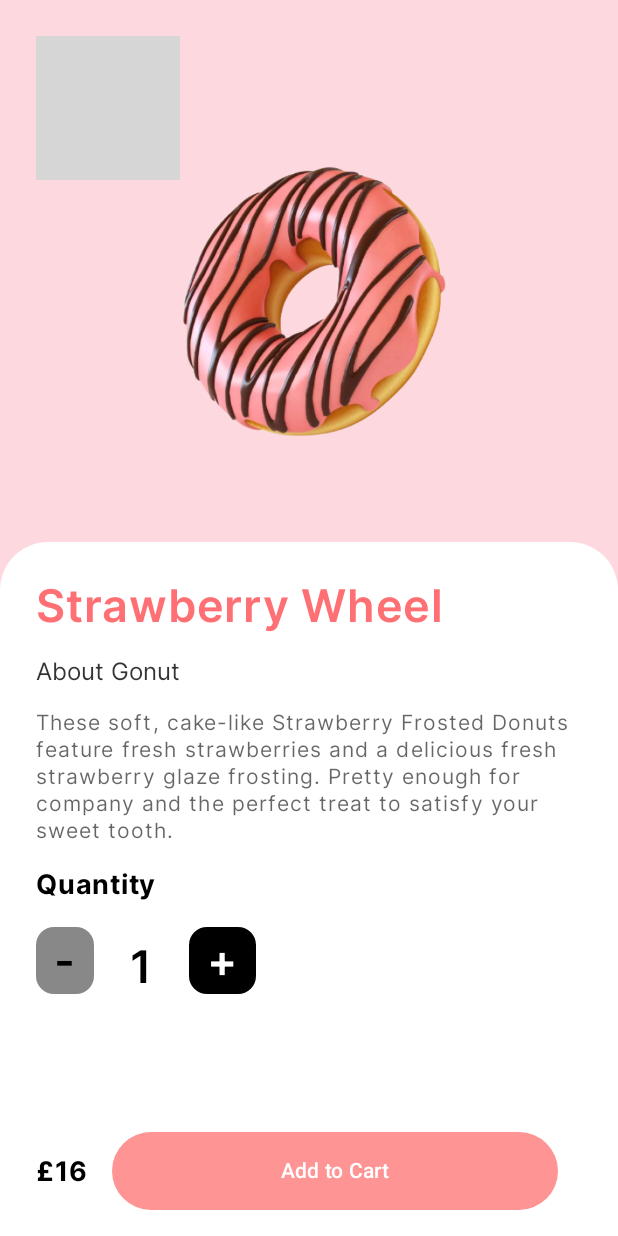
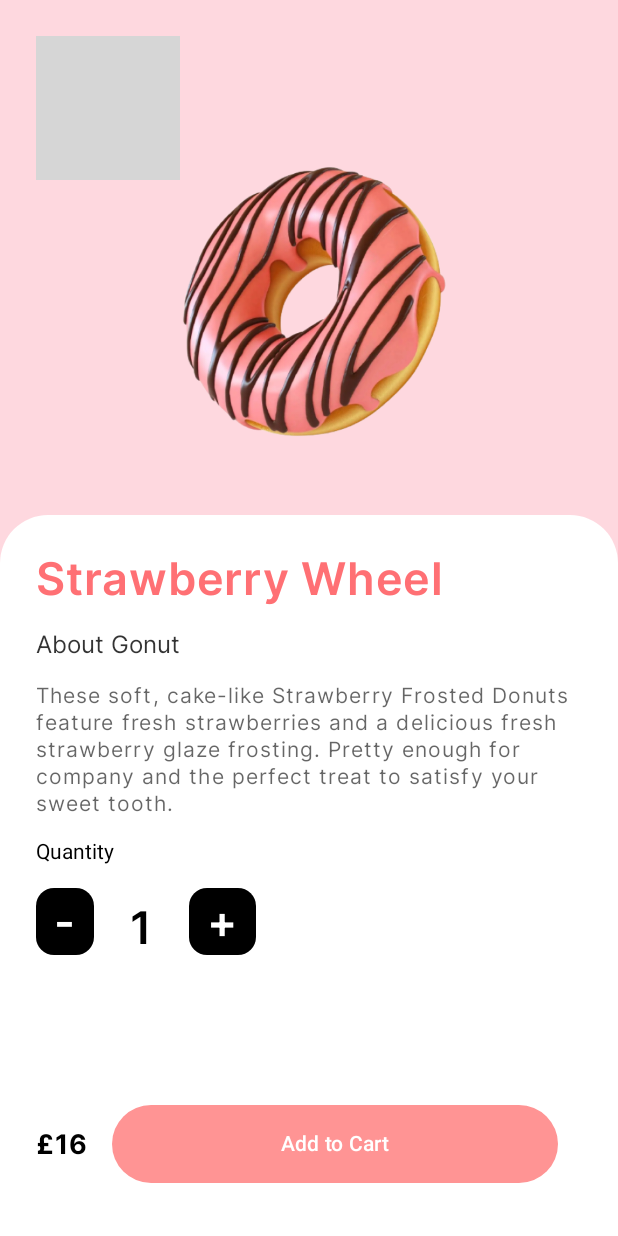
Before and after one commit to AzizaHelmy/Donuts, an Android app built with Jetpack Compose: the Details screen opened through its navigation route, on a phone screen of 412 x 824 dp. Run offline under Robolectric (Android 15) with nearby library versions, the phone set to English and light mode, and no system bars; our stand-ins replace Dagger/Hilt's generated code, accompanist; grey boxes are pictures that could not be loaded.

Commit message:
enhance home and init commit in navigation

```diff
--- a/app/build.gradle
+++ b/app/build.gradle
@@ -80,4 +80,8 @@ dependencies {
     kapt("com.google.dagger:hilt-android-compiler:2.44")
     //accompanist
     implementation "com.google.accompanist:accompanist-systemuicontroller:0.31.5-beta"
+    implementation "androidx.compose.material3:material3:1.1.1"
+    implementation "androidx.compose.material3:material3-window-size-class:1.1.1"
+    implementation "androidx.compose.material:material-icons-extended:1.4.3"
+    implementation "androidx.compose.material:material:1.3.1"
 }
--- a/app/src/main/java/com/example/donuts/MainActivity.kt
+++ b/app/src/main/java/com/example/donuts/MainActivity.kt
@@ -3,8 +3,10 @@ package com.example.donuts
 import android.os.Bundle
 import androidx.activity.ComponentActivity
 import androidx.activity.compose.setContent
+import androidx.compose.ui.graphics.Color.Companion.Transparent
 import com.example.donuts.ui.navigation.DonutsApp
 import com.example.donuts.ui.theme.DonutsTheme
+import com.google.accompanist.systemuicontroller.rememberSystemUiController
 import dagger.hilt.android.AndroidEntryPoint
 
 @AndroidEntryPoint
@@ -12,9 +14,7 @@ class MainActivity : ComponentActivity() {
     override fun onCreate(savedInstanceState: Bundle?) {
         super.onCreate(savedInstanceState)
         setContent {
-            DonutsTheme {
                 DonutsApp()
-            }
         }
     }
 }
--- a/app/src/main/java/com/example/donuts/ui/navigation/DonutsNavGraph.kt
+++ b/app/src/main/java/com/example/donuts/ui/navigation/DonutsNavGraph.kt
@@ -4,6 +4,7 @@ import androidx.compose.runtime.Composable
 import androidx.navigation.compose.NavHost
 import com.example.donuts.ui.screen.details.detailsRoute
 import com.example.donuts.ui.screen.home.homeRoute
+import com.example.donuts.ui.screen.onboarding.onBoardRoute
 
 /**
  * Created by Aziza Helmy on 7/15/2023.
@@ -14,7 +15,8 @@ fun DonutsNavGraph() {
 
     val navController = localNavigationProvider.current
 
-    NavHost(navController = navController, startDestination = Screen.Home.route) {
+    NavHost(navController = navController, startDestination = Screen.OnBoarding.route) {
+        onBoardRoute()
         homeRoute()
         detailsRoute()
     }
--- a/app/src/main/java/com/example/donuts/ui/navigation/Screen.kt
+++ b/app/src/main/java/com/example/donuts/ui/navigation/Screen.kt
@@ -8,8 +8,9 @@ import com.example.donuts.R
 
 sealed class Screen(
     val route: String,
-    title: String = "",
-    icon: Int = 0
+    val title: String = "",
+    val icon: Int = 0,
+    val iconSelected: Int = R.drawable.icon_home
 ) {
     object OnBoarding : Screen(route = "OnBoarding")
 
--- a/app/src/main/java/com/example/donuts/ui/screen/details/DetailsInteractionsListener.kt
+++ b/app/src/main/java/com/example/donuts/ui/screen/details/DetailsInteractionsListener.kt
@@ -4,6 +4,8 @@ package com.example.donuts.ui.screen.details
  * Created by Aziza Helmy on 7/20/2023.
  */
 interface DetailsInteractionsListener {
+    fun onClickIncrease()
+    fun onClickDecrease()
 
 
 }
--- a/app/src/main/java/com/example/donuts/ui/screen/details/DetailsRoute.kt
+++ b/app/src/main/java/com/example/donuts/ui/screen/details/DetailsRoute.kt
@@ -14,7 +14,9 @@ private val ROUTE = Screen.Details.route
 fun NavController.navigateToDetails() {
     navigate(ROUTE)
 }
-
+/*fun NavController.navigateToDetails(id:Int) {
+    navigate("$ROUTE/$id")
+}*/
 
 fun NavGraphBuilder.detailsRoute() {
     composable(ROUTE) { DetailsScreen() }
--- a/app/src/main/java/com/example/donuts/ui/screen/details/DetailsScreen.kt
+++ b/app/src/main/java/com/example/donuts/ui/screen/details/DetailsScreen.kt
@@ -2,6 +2,7 @@ package com.example.donuts.ui.screen.details
 
 import androidx.compose.foundation.Image
 import androidx.compose.foundation.background
+import androidx.compose.foundation.clickable
 import androidx.compose.foundation.layout.Arrangement
 import androidx.compose.foundation.layout.Box
 import androidx.compose.foundation.layout.Column
@@ -11,6 +12,7 @@ import androidx.compose.foundation.layout.aspectRatio
 import androidx.compose.foundation.layout.fillMaxHeight
 import androidx.compose.foundation.layout.fillMaxSize
 import androidx.compose.foundation.layout.fillMaxWidth
+import androidx.compose.foundation.layout.offset
 import androidx.compose.foundation.layout.padding
 import androidx.compose.foundation.layout.size
 import androidx.compose.foundation.shape.AbsoluteRoundedCornerShape
@@ -31,11 +33,13 @@ import androidx.hilt.navigation.compose.hiltViewModel
 import com.example.donuts.R
 import com.example.donuts.ui.composable.DefaultButton
 import com.example.donuts.ui.composable.RoundedButton
+import com.example.donuts.ui.navigation.localNavigationProvider
 import com.example.donuts.ui.theme.Primary
 import com.example.donuts.ui.theme.PrimaryText
 import com.example.donuts.ui.theme.Secondary
 import com.example.donuts.ui.theme.SecondaryText
 import com.example.donuts.ui.theme.Typography
+import com.google.accompanist.systemuicontroller.rememberSystemUiController
 
 /**
  * Created by Aziza Helmy on 7/15/2023.
@@ -44,11 +48,18 @@ import com.example.donuts.ui.theme.Typography
 @Composable
 fun DetailsScreen(viewModel: DetailsViewModel = hiltViewModel()) {
     val state by viewModel.state.collectAsState()
-    DetailsContent(state = state)
+    val navController = localNavigationProvider.current
+    val systemUiControl = rememberSystemUiController()
+    systemUiControl.setStatusBarColor(color = Secondary, darkIcons = true)
+    DetailsContent(state = state, onClickBack = { navController.navigateUp() })
 }
 
 @Composable
-fun DetailsContent(state: DetailsUiState, onClickAddToCart: () -> Unit = {}) {
+fun DetailsContent(
+    state: DetailsUiState,
+    onClickAddToCart: () -> Unit = {},
+    onClickBack: () -> Unit = {}
+) {
     Column(
         modifier = Modifier
             .fillMaxSize()
@@ -72,15 +83,12 @@ fun DetailsContent(state: DetailsUiState, onClickAddToCart: () -> Unit = {}) {
             }
             Image(
                 painter = painterResource(id = R.drawable.icon_round_arrow_back),
-                contentDescription = "back image", modifier = Modifier.padding(24.dp)
+                contentDescription = "back image",
+                modifier = Modifier
+                    .padding(24.dp)
+                    .clickable { onClickBack() }
             )
         }
-        RoundedButton(backgroundTintColor = Primary, content = {
-            Image(
-                painter = painterResource(id = R.drawable.icon_round_fav),
-                contentDescription = ""
-            )
-        })
         Column(
             modifier = Modifier
                 .fillMaxSize()
@@ -106,15 +114,16 @@ fun DetailsContent(state: DetailsUiState, onClickAddToCart: () -> Unit = {}) {
                 modifier = Modifier.fillMaxWidth(),
                 horizontalArrangement = Arrangement.spacedBy(16.dp)
             ) {
-                RoundedButton(backgroundTintColor = Color.Gray,
+                RoundedButton(backgroundTintColor = Color.Black,
                     content = {
                         Text(
                             text = "-",
-                            style = Typography.titleMedium.copy(color = Color.Black),
+                            style = Typography.titleMedium.copy(color = Color.White),
                             modifier = Modifier.padding(horizontal = 12.dp, vertical = 4.dp)
                         )
                     }) {}
-                RoundedButton(backgroundTintColor = Color.White,
+                RoundedButton(
+                    backgroundTintColor = Color.White,
                     content = {
                         Text(
                             text = "1", style = Typography.titleMedium.copy(color = Color.Black),
--- a/app/src/main/java/com/example/donuts/ui/screen/details/DetailsViewModel.kt
+++ b/app/src/main/java/com/example/donuts/ui/screen/details/DetailsViewModel.kt
@@ -2,6 +2,8 @@ package com.example.donuts.ui.screen.details
 
 import com.example.donuts.ui.BaseViewModel
 import dagger.hilt.android.lifecycle.HiltViewModel
+import kotlinx.coroutines.flow.MutableStateFlow
+import kotlinx.coroutines.flow.asStateFlow
 import javax.inject.Inject
 
 /**
@@ -12,5 +14,15 @@ import javax.inject.Inject
 class DetailsViewModel @Inject constructor() : BaseViewModel<DetailsUiState>(DetailsUiState()),
     DetailsInteractionsListener {
 
+    override fun onClickIncrease() {
+
+
+    }
+
+    override fun onClickDecrease() {
+
+
+    }
+
 
 }
--- a/app/src/main/java/com/example/donuts/ui/screen/onboarding/OnBoardingRoute.kt
+++ b/app/src/main/java/com/example/donuts/ui/screen/onboarding/OnBoardingRoute.kt
@@ -1,5 +1,8 @@
 package com.example.donuts.ui.screen.onboarding
 
+import androidx.navigation.NavController
+import androidx.navigation.NavGraphBuilder
+import androidx.navigation.compose.composable
 import com.example.donuts.ui.navigation.Screen
 
 /**
@@ -7,3 +10,11 @@ import com.example.donuts.ui.navigation.Screen
  */
 
 private val ROUTE=Screen.OnBoarding.route
+
+fun NavController.navigateToOnBoard() {
+    navigate(ROUTE)
+}
+
+fun NavGraphBuilder.onBoardRoute() {
+    composable(ROUTE) { OnBoardingScreen() }
+}
```
Also changed, not shown: app/src/main/java/com/example/donuts/ui/navigation/BottomBar.kt (added, +87 -0 lines), app/src/main/java/com/example/donuts/ui/navigation/DonutsApp.kt (+17 -0 lines), app/src/main/java/com/example/donuts/ui/screen/home/HomeScreen.kt (+10 -4 lines), app/src/main/java/com/example/donuts/ui/screen/onboarding/OnBoardingScreen.kt (+8 -2 lines).
